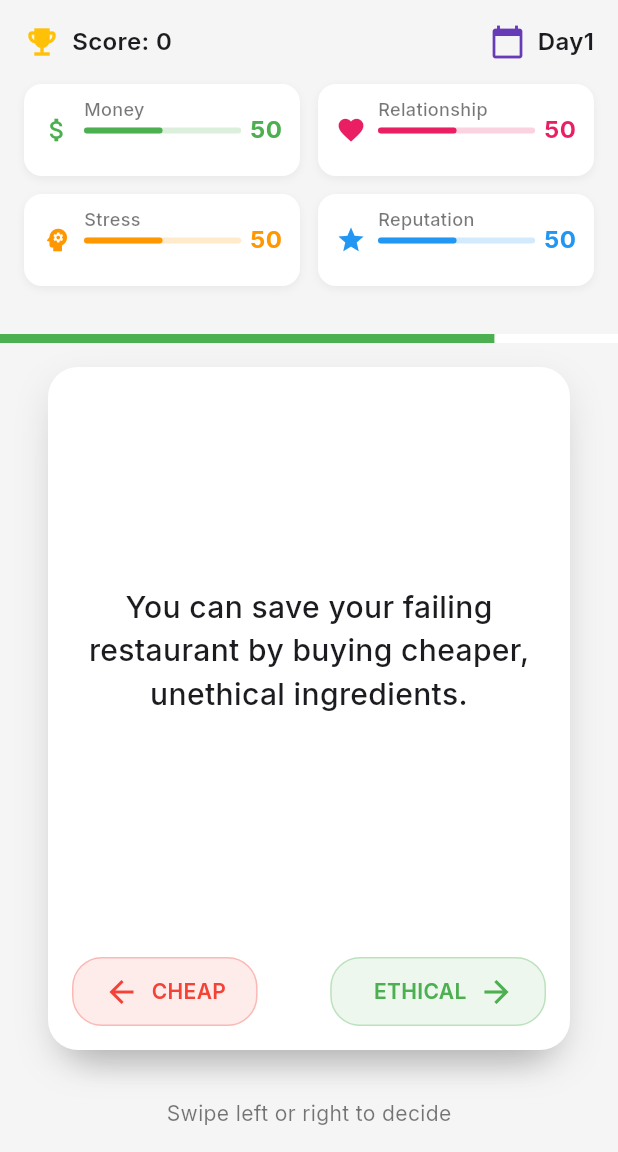
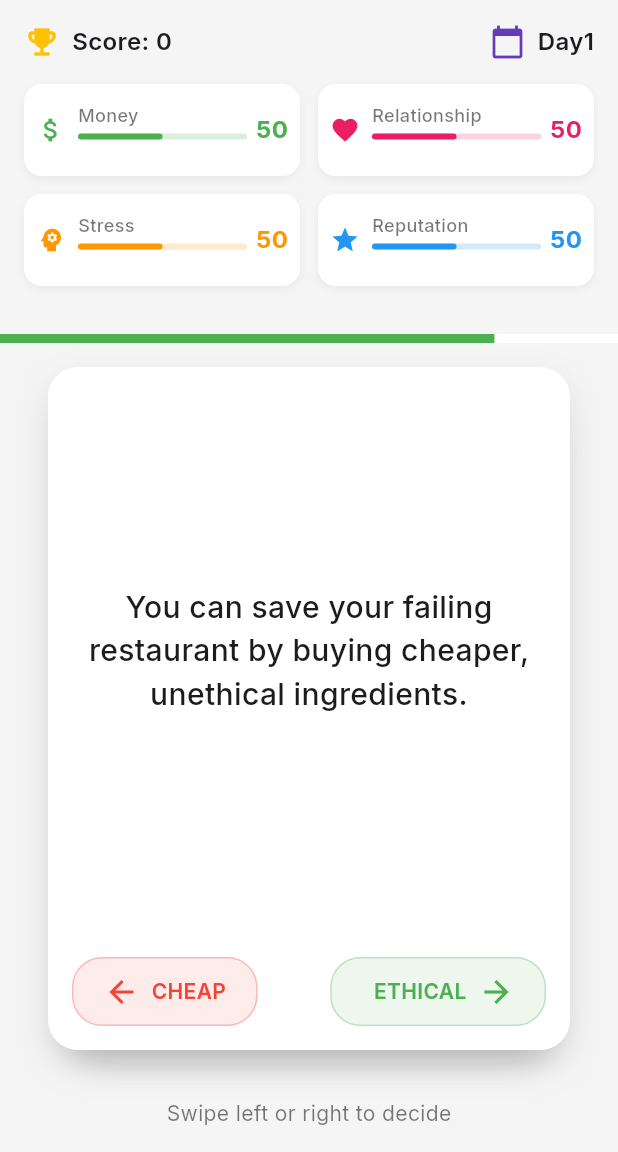
Before and after one commit to anistanyoganath/SwipeOrRegret, a Flutter app: the GameScreen screen opened by its route, on a phone screen of 412 x 824 dp, the part 84-1236 px from its top. Run offline on Flutter 3.47's test engine with Material 3 defaults, Android fonts, the phone set to English and light mode, and no system bars; our stand-ins replace audioplayers, google_fonts, google_mobile_ads, share_plus, shared_preferences, vibration; missing offline and left inert: gma_mediation_unity; accounts and stored records are empty; network calls fail.

Commit message:
animated stat bar bug fix

```diff
--- a/lib/core/widgets/animated_stat_bar.dart
+++ b/lib/core/widgets/animated_stat_bar.dart
@@ -82,7 +82,7 @@ class _AnimatedStatBarState extends State<AnimatedStatBar>
   @override
   Widget build(BuildContext context) {
     return Container(
-      padding: const EdgeInsets.symmetric(vertical: 8, horizontal: 12),
+      padding: const EdgeInsets.symmetric(vertical: 12, horizontal: 8),
       decoration: BoxDecoration(
         color: Theme.of(context).colorScheme.surface,
         borderRadius: BorderRadius.circular(12),
--- a/lib/core/widgets/primary_button.dart
+++ b/lib/core/widgets/primary_button.dart
@@ -42,7 +42,7 @@ class PrimaryButton extends StatelessWidget {
 
     switch (variant) {
       case ButtonVariant.secondary:
-        bgColor = backgroundColor ?? colorScheme.surfaceVariant;
+        bgColor = backgroundColor ?? colorScheme.surfaceContainerHighest;
         txtColor = textColor ?? colorScheme.onSurfaceVariant;
         break;
       case ButtonVariant.outlined:
@@ -50,7 +50,6 @@ class PrimaryButton extends StatelessWidget {
         txtColor = textColor ?? colorScheme.primary;
         break;
       case ButtonVariant.primary:
-      default:
         bgColor = backgroundColor ?? colorScheme.primary;
         txtColor = textColor ?? colorScheme.onPrimary;
     }
```
